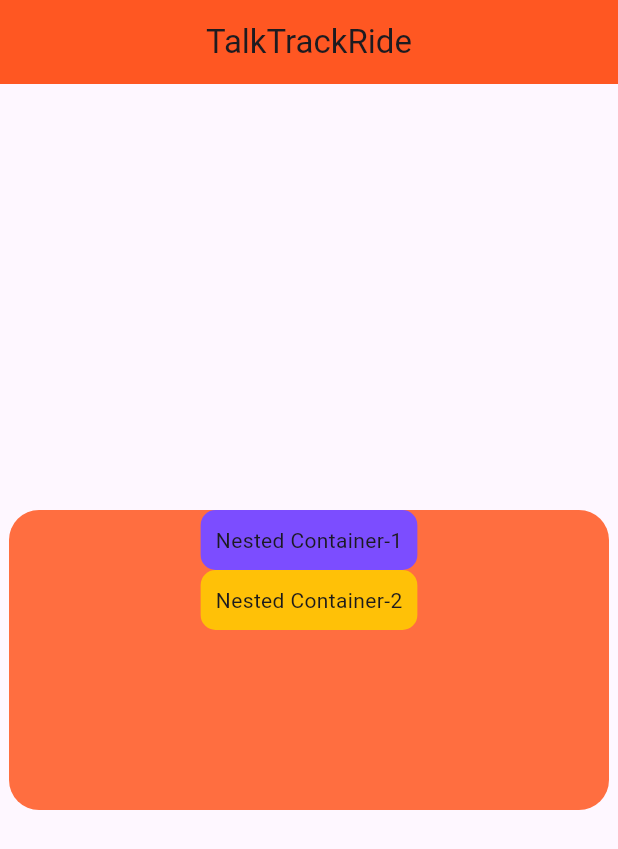
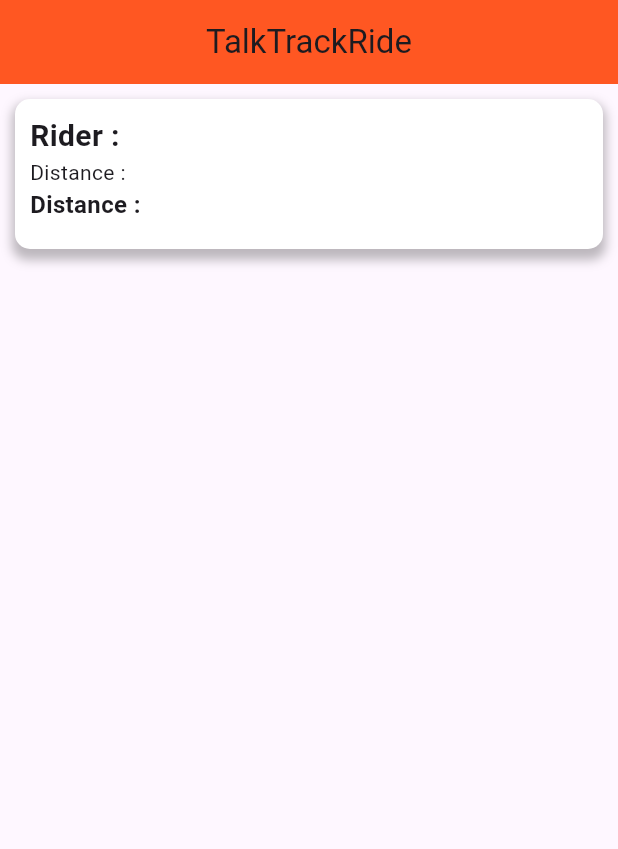
Before and after one commit to deadmanscode/Flutter_tutorials, a Flutter app: the screen it shows after launch, on a phone screen of 412 x 824 dp. Shown: the top 849 px of the screen. Run offline on Flutter 3.47's test engine with Material 3 defaults, Android fonts, the phone set to English and light mode, and no system bars.

Commit message:
Placing and decorating cards
Mohanraj

```diff
--- a/dart_first_demo/lib/main.dart
+++ b/dart_first_demo/lib/main.dart
@@ -16,36 +16,36 @@ class MainApp extends StatelessWidget {
           backgroundColor: Colors.deepOrange,
           centerTitle: true,
         ),
-        body: Center(
-          child: Container(
-            height: 200,
-            width: 400,
-            decoration: BoxDecoration(
-              borderRadius: BorderRadius.circular(20),
-              color: Colors.deepOrangeAccent,
-            ),
-            child: Column(
-              mainAxisAlignment: MainAxisAlignment.start,
-              crossAxisAlignment: CrossAxisAlignment.center,
-              children: [
-                Container(
-                  decoration: BoxDecoration(
-                    borderRadius: BorderRadius.circular(10),
-                    color: Colors.deepPurpleAccent,
-                  ),
-                  padding: EdgeInsets.all(10),
-                  child: Text("Nested Container-1"),
-                ),
-                Container(
-                  decoration: BoxDecoration(
-                    borderRadius: BorderRadius.circular(10),
-                    color: Colors.amber,
-                  ),
-                  padding: EdgeInsets.all(10),
-                  child: Text("Nested Container-2"),
-                ),
-              ],
-            ),
+        body: Container(
+          decoration: BoxDecoration(
+            color: Colors.white,
+            borderRadius: BorderRadius.circular(10),
+            boxShadow: [
+              BoxShadow(
+                spreadRadius: 2,
+                blurRadius: 5,
+                offset: Offset(0, 5),
+                color: Colors.black26,
+              ),
+            ],
+          ),
+          height: 100,
+          width: double.infinity,
+          margin: EdgeInsets.all(10),
+          padding: EdgeInsets.all(10),
+          child: Column(
+            crossAxisAlignment: CrossAxisAlignment.start,
+            children: [
+              Text(
+                "Rider : ",
+                style: TextStyle(fontSize: 20, fontWeight: FontWeight.bold),
+              ),
+              Text("Distance : "),
+              Text(
+                "Distance : ",
+                style: TextStyle(fontSize: 16, fontWeight: FontWeight.bold),
+              ),
+            ],
           ),
         ),
       ),
```
